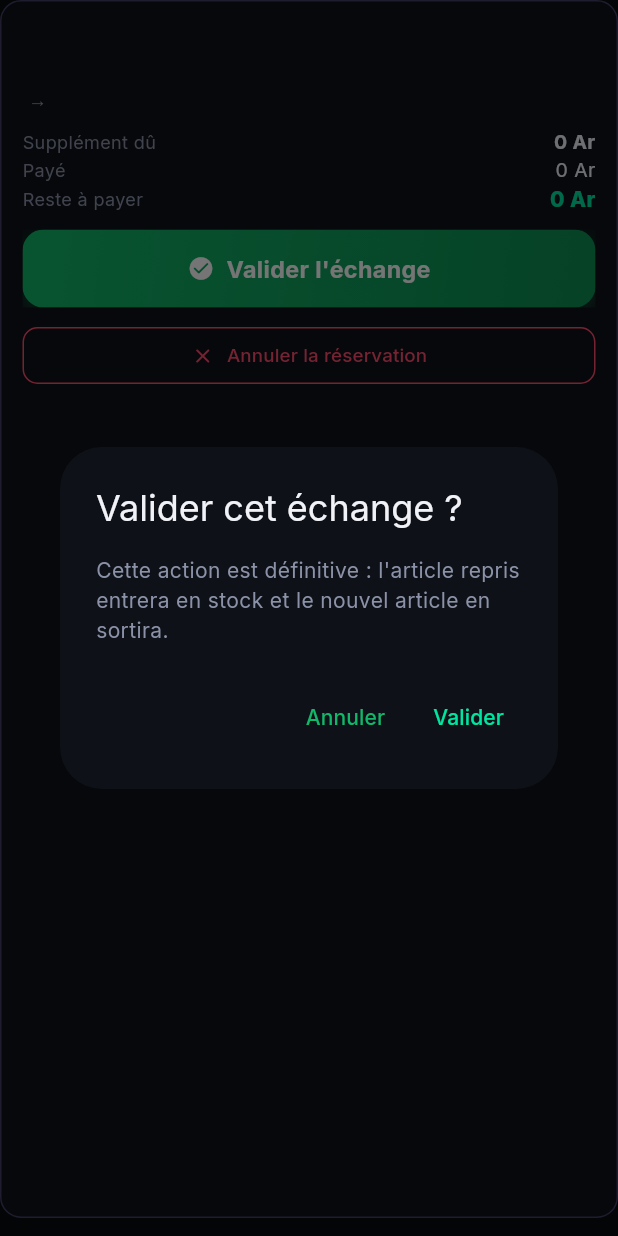
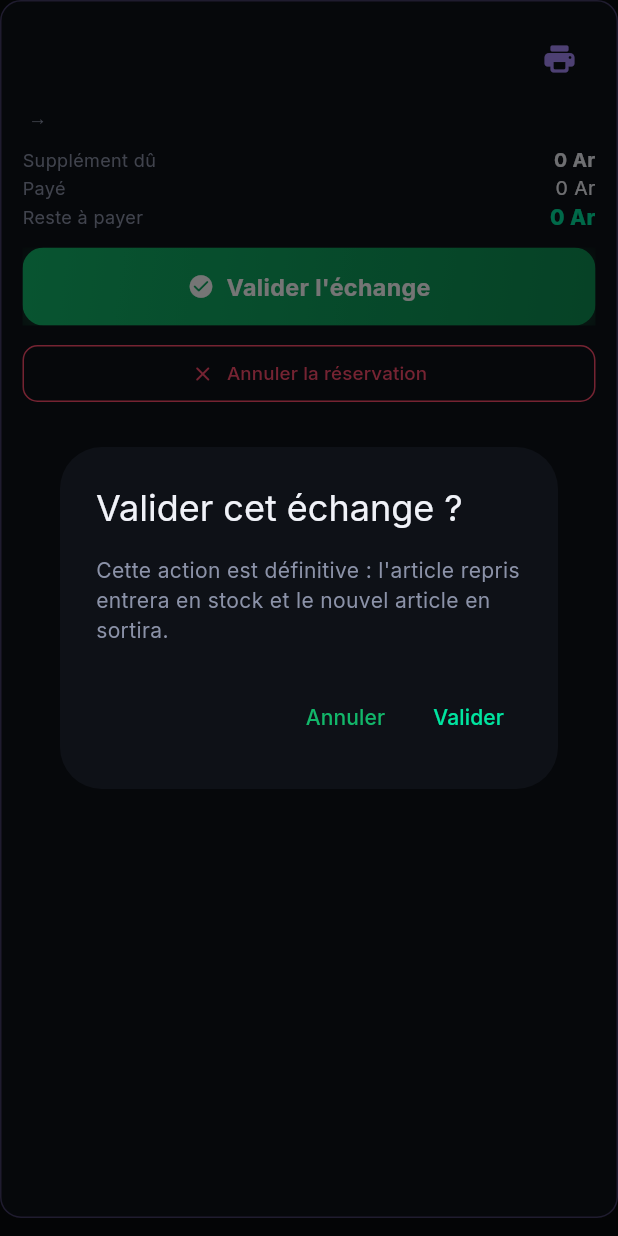
Before and after one commit to arnolet92/shopcell-app, a Flutter app: the _ReservationCard widget shown alone on an empty page, opened directly with empty values, after a tap on "Valider l'échange", on a phone screen of 412 x 824 dp. Run offline on Flutter 3.47's test engine with Material 3 defaults, Android fonts, the phone set to English and light mode, and no system bars; our stand-ins replace google_fonts, image_picker, pdf, permission_handler, printing, qr_flutter and 1 more; missing offline and left inert: esc_pos_utils_plus, print_bluetooth_thermal, qr_code_scanner_plus; accounts and stored records are empty.

Commit message:
Réservation d'échange : impression A4 et nom seul obligatoire
Ajoute l'impression A4 (filigrane "Échange en réservation", acompte +
reste) juste après avoir réservé l'échange, et un bouton dédié sur
chaque réservation en attente — jusqu'ici l'impression n'était offerte
qu'après validation. Seul le nom du client est désormais obligatoire
pour réserver (prénom/téléphone/CIN redeviennent facultatifs), comme
sur le web.

Co-Authored-By: Claude Sonnet 5 <noreply@anthropic.com>

```diff
--- a/lib/screens/echange/echange_reservation_list_screen.dart
+++ b/lib/screens/echange/echange_reservation_list_screen.dart
@@ -212,6 +212,20 @@ class _ReservationCardState extends State<_ReservationCard> {
     AppDataCache.instance.invalidate(CacheDomain.produits);
     AppDataCache.instance.invalidate(CacheDomain.facturesPayees);
 
+    final printMessage = await _imprimerA4(silent: true);
+    if (!mounted) return;
+    ScaffoldMessenger.of(context).showSnackBar(
+      SnackBar(content: Text('${result.message ?? 'Échange validé avec succès.'} $printMessage')),
+    );
+    widget.onChanged();
+  }
+
+  /// Imprime/partage le reçu A4 de cette réservation, à tout moment (pas
+  /// seulement après validation) — filigrane "Échange en réservation",
+  /// acompte déjà versé et reste à payer. [silent] : n'affiche pas son
+  /// propre snackbar (utilisé quand l'appelant affiche déjà son propre
+  /// message, voir _valider()).
+  Future<String> _imprimerA4({bool silent = false}) async {
     final item = widget.item;
     final prixUnitaireTicket = item.prixAjoute != 0 ? item.prixAjoute : item.montantFinal;
     final lines = [
@@ -234,7 +248,7 @@ class _ReservationCardState extends State<_ReservationCard> {
       imei1: item.oldImei1,
       imei2: item.oldImei2,
     );
-    final paiements = [PaymentSplit(idTypePaiement: '0', typeLabel: 'Acompte', montant: item.paye)];
+    final paiements = item.paye > 0 ? [PaymentSplit(idTypePaiement: '0', typeLabel: 'Acompte', montant: item.paye)] : <PaymentSplit>[];
 
     final printMessage = await ReceiptPrintService.instance.offerPrint(
       context,
@@ -251,11 +265,10 @@ class _ReservationCardState extends State<_ReservationCard> {
       articleRetourne: articleRetourne,
       paiements: paiements,
     );
-    if (!mounted) return;
-    ScaffoldMessenger.of(context).showSnackBar(
-      SnackBar(content: Text('${result.message ?? 'Échange validé avec succès.'} $printMessage')),
-    );
-    widget.onChanged();
+    if (!silent && mounted && printMessage.isNotEmpty) {
+      ScaffoldMessenger.of(context).showSnackBar(SnackBar(content: Text(printMessage)));
+    }
+    return printMessage;
   }
 
   Future<void> _annuler() async {
@@ -307,9 +320,25 @@ class _ReservationCardState extends State<_ReservationCard> {
       child: Column(
         crossAxisAlignment: CrossAxisAlignment.start,
         children: [
-          Text(item.clientNomComplet ?? 'Client', style: GoogleFonts.inter(fontSize: 13.5, fontWeight: FontWeight.w700, color: AppColors.textPrimary)),
-          if (item.clientTelephone != null)
-            Text(item.clientTelephone!, style: GoogleFonts.inter(fontSize: 11.5, color: AppColors.textMuted)),
+          Row(
+            children: [
+              Expanded(
+                child: Column(
+                  crossAxisAlignment: CrossAxisAlignment.start,
+                  children: [
+                    Text(item.clientNomComplet ?? 'Client', style: GoogleFonts.inter(fontSize: 13.5, fontWeight: FontWeight.w700, color: AppColors.textPrimary)),
+                    if (item.clientTelephone != null)
+                      Text(item.clientTelephone!, style: GoogleFonts.inter(fontSize: 11.5, color: AppColors.textMuted)),
+                  ],
+                ),
+              ),
+              IconButton(
+                onPressed: _submitting ? null : _imprimerA4,
+                icon: const Icon(Icons.print_rounded, color: Color(0xFFA78BFA)),
+                tooltip: 'Imprimer reçu A4',
+              ),
+            ],
+          ),
           const SizedBox(height: 6),
           Text('${item.oldDesignation} → ${item.newDesignation}', style: GoogleFonts.inter(fontSize: 12.5, color: AppColors.textSecondary)),
           const SizedBox(height: 10),
--- a/lib/services/echange_service.dart
+++ b/lib/services/echange_service.dart
@@ -449,8 +449,8 @@ class EchangeService {
     if (isDefaut && (motifReparation == null || motifReparation.trim().isEmpty)) {
       return EchangeResult(success: false, message: 'Le motif de réparation est obligatoire pour un article retourné avec défaut.');
     }
-    if (nomComplet.trim().isEmpty || prenom.trim().isEmpty || telephone.trim().isEmpty || cin.trim().isEmpty) {
-      return EchangeResult(success: false, message: 'Le nom, le prénom, le téléphone et le CIN du client sont obligatoires pour réserver cet échange.');
+    if (nomComplet.trim().isEmpty) {
+      return EchangeResult(success: false, message: 'Le nom du client est obligatoire pour réserver cet échange.');
     }
     final fields = <String, String>{
       'id_ventes': idVentes,
--- a/pubspec.yaml
+++ b/pubspec.yaml
@@ -1,7 +1,7 @@
 name: shopcell
 description: "ShopCell — Gestion de boutique premium"
 publish_to: 'none'
-version: 1.18.0+56
+version: 1.18.1+57
 
 environment:
   sdk: ^3.12.1
```
Also changed, not shown: lib/screens/echange/echange_detail_screen.dart (+59 -11 lines).
